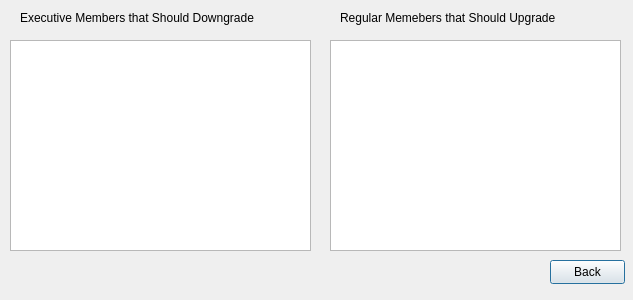
First picture: the form in memberupgrade.ui, repository P4TOO/BulkClub-System, before the edit.
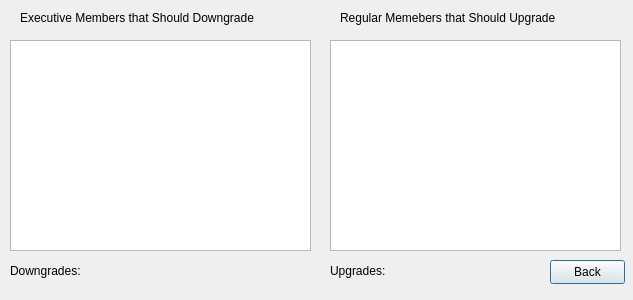
Second picture: the form after the edit.

Commit message: added count to member upgrade

The edit to the form file:
```diff
--- a/memberupgrade.ui
+++ b/memberupgrade.ui
@@ -72,6 +72,32 @@
     <string>Regular Memebers that Should Upgrade</string>
    </property>
   </widget>
+  <widget class="QLabel" name="upgradeLabel">
+   <property name="geometry">
+    <rect>
+     <x>330</x>
+     <y>260</y>
+     <width>211</width>
+     <height>21</height>
+    </rect>
+   </property>
+   <property name="text">
+    <string>Upgrades: </string>
+   </property>
+  </widget>
+  <widget class="QLabel" name="downgradeLabel">
+   <property name="geometry">
+    <rect>
+     <x>10</x>
+     <y>260</y>
+     <width>301</width>
+     <height>21</height>
+    </rect>
+   </property>
+   <property name="text">
+    <string>Downgrades: </string>
+   </property>
+  </widget>
  </widget>
  <resources/>
  <connections/>
```
The commit also changes 2 other files.
